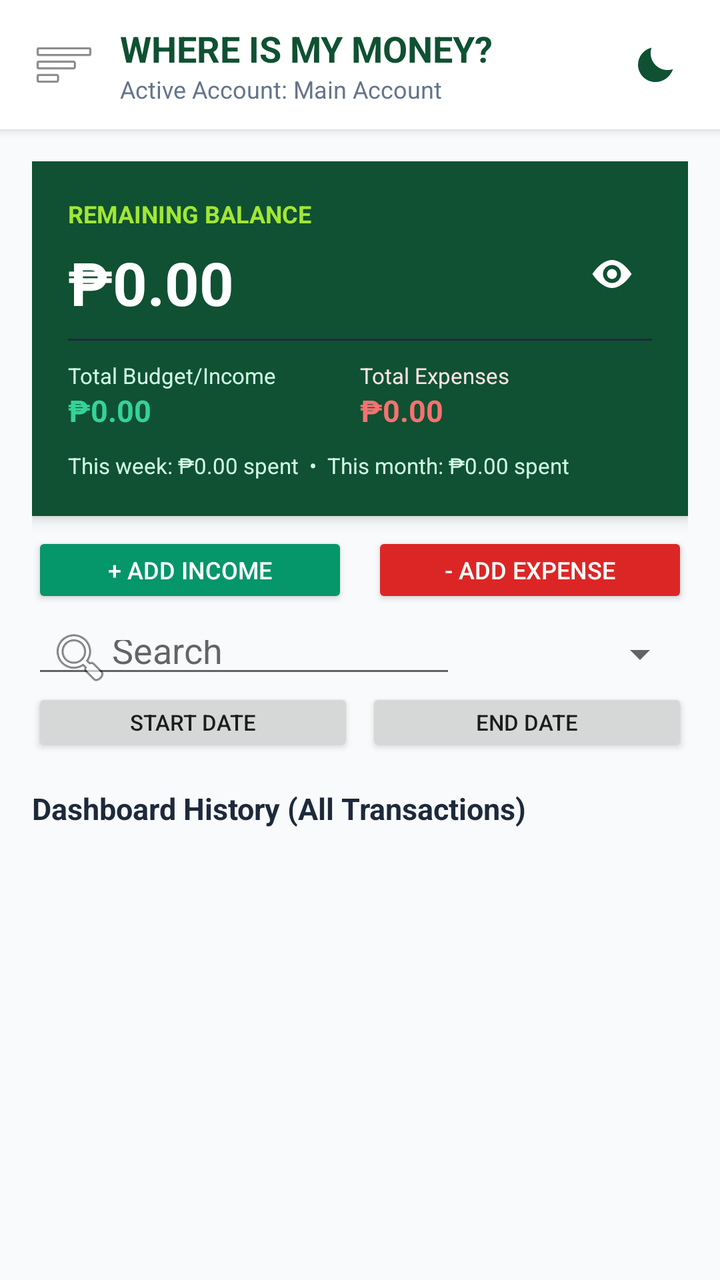
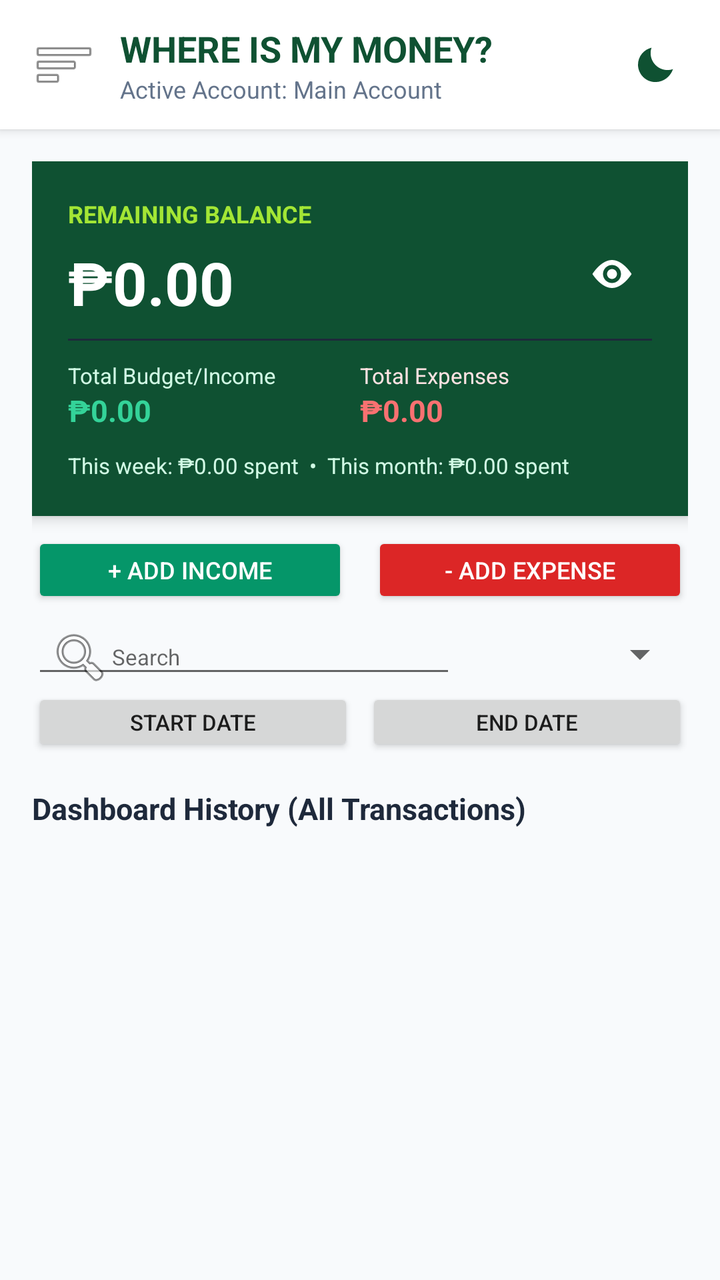

The first picture is an Android layout as it rendered before a commit; the second is the same layout after the commit. The layout source and the unified diff follow.
<!-- AndroidManifest.xml: application theme AppTheme -->
<!-- res/layout/activity_main.xml -->
<?xml version="1.0" encoding="utf-8"?>
<androidx.drawerlayout.widget.DrawerLayout xmlns:android="http://schemas.android.com/apk/res/android"
    xmlns:app="http://schemas.android.com/apk/res-auto"
    android:id="@+id/drawerLayout"
    android:layout_width="match_parent"
    android:layout_height="match_parent">

    
    <LinearLayout
        android:layout_width="match_parent"
        android:layout_height="match_parent"
        android:orientation="vertical"
        android:background="#F8FAFC">

        
        <LinearLayout
            android:layout_width="match_parent"
            android:layout_height="wrap_content"
            android:orientation="horizontal"
            android:gravity="center_vertical"
            android:padding="12dp"
            android:background="#FFFFFF"
            android:elevation="3dp">

            <ImageButton
                android:id="@+id/btnShowNav"
                android:layout_width="40dp"
                android:layout_height="40dp"
                android:src="@android:drawable/ic_menu_sort_by_size"
                android:background="?attr/selectableItemBackgroundBorderless"
                android:contentDescription="Show Nav" />

            <LinearLayout
                android:layout_width="0dp"
                android:layout_height="wrap_content"
                android:layout_weight="1"
                android:orientation="vertical"
                android:layout_marginStart="8dp">

                <TextView
                    android:layout_width="wrap_content"
                    android:layout_height="wrap_content"
                    android:text="WHERE IS MY MONEY?"
                    android:textColor="#0F5132"
                    android:textSize="18sp"
                    android:textStyle="bold" />

                <TextView
                    android:id="@+id/tvActiveUserName"
                    android:layout_width="wrap_content"
                    android:layout_height="wrap_content"
                    android:text="Active Account: Main Account"
                    android:textColor="#64748B"
                    android:textSize="12sp" />
            </LinearLayout>

            <ImageButton
                android:id="@+id/btnToggleDarkMode"
                android:layout_width="40dp"
                android:layout_height="40dp"
                android:src="@drawable/ic_moon"
                android:background="?attr/selectableItemBackgroundBorderless"
                android:tint="#0F5132"
                android:contentDescription="Switch to dark mode" />
        </LinearLayout>

        
        <FrameLayout
            android:layout_width="match_parent"
            android:layout_height="match_parent"
            android:padding="16dp">

            
            <LinearLayout
                android:id="@+id/viewDashboard"
                android:layout_width="match_parent"
                android:layout_height="match_parent"
                android:orientation="vertical">

                <LinearLayout
                    android:layout_width="match_parent"
                    android:layout_height="wrap_content"
                    android:orientation="vertical"
                    android:background="#0F5132"
                    android:padding="18dp"
                    android:elevation="4dp">

                    <TextView
                        android:layout_width="wrap_content"
                        android:layout_height="wrap_content"
                        android:text="REMAINING BALANCE"
                        android:textColor="#A3E635"
                        android:textStyle="bold"
                        android:textSize="12sp" />

                    <LinearLayout
                        android:layout_width="match_parent"
                        android:layout_height="wrap_content"
                        android:orientation="horizontal"
                        android:gravity="center_vertical">

                        <TextView
                            android:id="@+id/tvRemainingBalance"
                            android:layout_width="0dp"
                            android:layout_height="wrap_content"
                            android:layout_weight="1"
                            android:text="₱0.00"
                            android:textColor="#FFFFFF"
                            android:textSize="30sp"
                            android:textStyle="bold"
                            android:layout_marginTop="4dp" />

                        <ImageButton
                            android:id="@+id/btnToggleAmounts"
                            android:layout_width="40dp"
                            android:layout_height="40dp"
                            android:src="@drawable/ic_eye_open"
                            android:background="?attr/selectableItemBackgroundBorderless"
                            android:tint="#FFFFFF"
                            android:contentDescription="Hide amounts" />
                    </LinearLayout>

                    <View
                        android:layout_width="match_parent"
                        android:layout_height="1dp"
                        android:background="#1E293B"
                        android:layout_marginVertical="10dp" />

                    <LinearLayout
                        android:layout_width="match_parent"
                        android:layout_height="wrap_content"
                        android:orientation="horizontal">

                        <LinearLayout
                            android:layout_width="0dp"
                            android:layout_height="wrap_content"
                            android:layout_weight="1"
                            android:orientation="vertical">

                            <TextView
                                android:layout_width="wrap_content"
                                android:layout_height="wrap_content"
                                android:text="Total Budget/Income"
                                android:textColor="#D1FAE5"
                                android:textSize="11sp" />

                            <TextView
                                android:id="@+id/tvTotalIncome"
                                android:layout_width="wrap_content"
                                android:layout_height="wrap_content"
                                android:text="₱0.00"
                                android:textColor="#34D399"
                                android:textSize="15sp"
                                android:textStyle="bold" />
                        </LinearLayout>

                        <LinearLayout
                            android:layout_width="0dp"
                            android:layout_height="wrap_content"
                            android:layout_weight="1"
                            android:orientation="vertical">

                            <TextView
                                android:layout_width="wrap_content"
                                android:layout_height="wrap_content"
                                android:text="Total Expenses"
                                android:textColor="#FEE2E2"
                                android:textSize="11sp" />

                            <TextView
                                android:id="@+id/tvTotalExpenses"
                                android:layout_width="wrap_content"
                                android:layout_height="wrap_content"
                                android:text="₱0.00"
                                android:textColor="#F87171"
                                android:textSize="15sp"
                                android:textStyle="bold" />
                        </LinearLayout>
                    </LinearLayout>

                    <TextView
                        android:id="@+id/tvReportSummary"
                        android:layout_width="match_parent"
                        android:layout_height="wrap_content"
                        android:text="This week: ₱0.00 spent  •  This month: ₱0.00 spent"
                        android:textColor="#D1FAE5"
                        android:textSize="11sp"
                        android:paddingTop="10dp" />
                </LinearLayout>

                <LinearLayout
                    android:layout_width="match_parent"
                    android:layout_height="wrap_content"
                    android:orientation="horizontal"
                    android:layout_marginTop="8dp">

                    <Button
                        android:id="@+id/btnDashAddIncome"
                        android:layout_width="0dp"
                        android:layout_height="38dp"
                        android:layout_weight="1"
                        android:text="+ Add Income"
                        android:textSize="12sp"
                        android:backgroundTint="#059669"
                        android:textColor="#FFFFFF"
                        android:minHeight="0dp"
                        android:padding="0dp"
                        android:layout_marginEnd="6dp" />

                    <Button
                        android:id="@+id/btnDashAddExpense"
                        android:layout_width="0dp"
                        android:layout_height="38dp"
                        android:layout_weight="1"
                        android:text="- Add Expense"
                        android:textSize="12sp"
                        android:backgroundTint="#DC2626"
                        android:textColor="#FFFFFF"
                        android:minHeight="0dp"
                        android:padding="0dp"
                        android:layout_marginStart="6dp" />
                </LinearLayout>

                <LinearLayout
                    android:layout_width="match_parent"
                    android:layout_height="wrap_content"
                    android:orientation="horizontal"
                    android:gravity="center_vertical"
                    android:layout_marginTop="6dp">
                    <EditText
                        android:id="@+id/etTransactionSearch"
                        android:layout_width="0dp"
                        android:layout_height="34dp"
                        android:layout_weight="1"
                        android:hint="Search"
                        android:inputType="text"
                        android:singleLine="true"
                        android:drawableStart="@android:drawable/ic_menu_search"
                        android:paddingStart="8dp"
                        android:paddingEnd="8dp" />
                    <Spinner
                        android:id="@+id/spinnerSort"
                        android:layout_width="112dp"
                        android:layout_height="34dp"
                        android:layout_marginStart="4dp" />
                </LinearLayout>

                <LinearLayout
                    android:layout_width="match_parent"
                    android:layout_height="wrap_content"
                    android:orientation="horizontal">
                    <Button
                        android:id="@+id/btnStartDate"
                        android:layout_width="0dp"
                        android:layout_height="34dp"
                        android:layout_weight="1"
                        android:text="Start date"
                        android:textSize="11sp"
                        android:minHeight="0dp"
                        android:padding="0dp" />
                    <Button
                        android:id="@+id/btnEndDate"
                        android:layout_width="0dp"
                        android:layout_height="34dp"
                        android:layout_weight="1"
                        android:text="End date"
                        android:textSize="11sp"
                        android:minHeight="0dp"
                        android:padding="0dp"
                        android:layout_marginStart="6dp" />
                </LinearLayout>

                <TextView
                    android:layout_width="wrap_content"
                    android:layout_height="wrap_content"
                    android:text="Dashboard History (All Transactions)"
                    android:textSize="15sp"
                    android:textStyle="bold"
                    android:textColor="#1E293B"
                    android:layout_marginTop="16dp" />

                <ListView
                    android:id="@+id/listViewDashboardHistory"
                    android:layout_width="match_parent"
                    android:layout_height="match_parent"
                    android:layout_marginTop="8dp"
                    android:divider="@null"
                    android:dividerHeight="8dp" />
            </LinearLayout>

            
            <LinearLayout
                android:id="@+id/viewUser"
                android:layout_width="match_parent"
                android:layout_height="match_parent"
                android:orientation="vertical"
                android:visibility="gone">

                <TextView
                    android:layout_width="wrap_content"
                    android:layout_height="wrap_content"
                    android:text="User Management"
                    android:textSize="20sp"
                    android:textStyle="bold"
                    android:textColor="#0F5132"
                    android:layout_marginBottom="16dp" />

                <TextView
                    android:layout_width="wrap_content"
                    android:layout_height="wrap_content"
                    android:text="Switch Active User:"
                    android:textSize="14sp"
                    android:textStyle="bold"
                    android:textColor="#475569" />

                <Spinner
                    android:id="@+id/spinnerUsersTab"
                    android:layout_width="match_parent"
                    android:layout_height="48dp"
                    android:layout_marginTop="6dp"
                    android:layout_marginBottom="24dp"
                    android:background="@android:drawable/btn_dropdown" />

                <View
                    android:layout_width="match_parent"
                    android:layout_height="1dp"
                    android:background="#E2E8F0"
                    android:layout_marginBottom="24dp" />

                <TextView
                    android:layout_width="wrap_content"
                    android:layout_height="wrap_content"
                    android:text="Add New User Account:"
                    android:textSize="14sp"
                    android:textStyle="bold"
                    android:textColor="#475569" />

                <EditText
                    android:id="@+id/etNewUserName"
                    android:layout_width="match_parent"
                    android:layout_height="wrap_content"
                    android:hint="Enter User Name (e.g. Business, Juan)"
                    android:layout_marginTop="6dp"
                    android:inputType="textCapWords" />

                <Button
                    android:id="@+id/btnCreateUser"
                    android:layout_width="match_parent"
                    android:layout_height="wrap_content"
                    android:text="Create User"
                    android:backgroundTint="#0F5132"
                    android:textColor="#FFFFFF"
                    android:layout_marginTop="12dp" />

                
                <Button
                    android:id="@+id/btnRenameUser"
                    android:layout_width="match_parent"
                    android:layout_height="wrap_content"
                    android:text="Rename Active User"
                    android:backgroundTint="#334155"
                    android:textColor="#FFFFFF"
                    android:layout_marginTop="8dp" />

                
                <Button
                    android:id="@+id/btnBackToHome"
                    android:layout_width="match_parent"
                    android:layout_height="wrap_content"
                    android:text="Back to Dashboard"
                    android:backgroundTint="#64748B"
                    android:textColor="#FFFFFF"
                    android:layout_marginTop="8dp" />
            </LinearLayout>

            
            <LinearLayout
                android:id="@+id/viewChart"
                android:layout_width="match_parent"
                android:layout_height="match_parent"
                android:orientation="vertical"
                android:visibility="gone">

                <TextView
                    android:layout_width="wrap_content"
                    android:layout_height="wrap_content"
                    android:text="Expense Chart"
                    android:textSize="20sp"
                    android:textStyle="bold"
                    android:textColor="#0F5132"
                    android:layout_marginBottom="12dp" />

                <com.budgety.myapp.BarChartView
                    android:id="@+id/categoryBarChart"
                    android:layout_width="match_parent"
                    android:layout_height="260dp"
                    android:background="#FFFFFF"
                    android:contentDescription="Expense spending by category" />
            </LinearLayout>

            
            <LinearLayout
                android:id="@+id/viewDebt"
                android:layout_width="match_parent"
                android:layout_height="match_parent"
                android:orientation="vertical"
                android:visibility="gone">

                <TextView
                    android:layout_width="wrap_content"
                    android:layout_height="wrap_content"
                    android:text="Debt Tracker"
                    android:textSize="20sp"
                    android:textStyle="bold"
                    android:textColor="#0F5132"
                    android:layout_marginBottom="12dp" />

                <Button
                    android:id="@+id/btnOpenDebtTracker"
                    android:layout_width="match_parent"
                    android:layout_height="wrap_content"
                    android:text="Add or manage debts"
                    android:backgroundTint="#334155"
                    android:textColor="#FFFFFF" />
            </LinearLayout>

            
            <LinearLayout
                android:id="@+id/viewHistory"
                android:layout_width="match_parent"
                android:layout_height="match_parent"
                android:orientation="vertical"
                android:visibility="gone">

                <TextView
                    android:layout_width="wrap_content"
                    android:layout_height="wrap_content"
                    android:text="Full History Logs"
                    android:textSize="20sp"
                    android:textStyle="bold"
                    android:textColor="#0F5132"
                    android:layout_marginBottom="12dp" />

                <com.google.android.material.button.MaterialButtonToggleGroup
                    android:id="@+id/toggleHistoryFilter"
                    android:layout_width="match_parent"
                    android:layout_height="wrap_content"
                    app:singleSelection="true"
                    app:checkedButton="@id/btnFilterAll">

                    <Button
                        android:id="@+id/btnFilterAll"
                        style="?attr/materialButtonOutlinedStyle"
                        android:layout_width="0dp"
                        android:layout_height="wrap_content"
                        android:layout_weight="1"
                        android:text="All Logs" />

                    <Button
                        android:id="@+id/btnFilterIncome"
                        style="?attr/materialButtonOutlinedStyle"
                        android:layout_width="0dp"
                        android:layout_height="wrap_content"
                        android:layout_weight="1"
                        android:text="Incomes" />

                    <Button
                        android:id="@+id/btnFilterExpense"
                        style="?attr/materialButtonOutlinedStyle"
                        android:layout_width="0dp"
                        android:layout_height="wrap_content"
                        android:layout_weight="1"
                        android:text="Expenses" />
                </com.google.android.material.button.MaterialButtonToggleGroup>

                <ListView
                    android:id="@+id/listViewFullHistory"
                    android:layout_width="match_parent"
                    android:layout_height="match_parent"
                    android:layout_marginTop="12dp"
                    android:divider="@null"
                    android:dividerHeight="8dp" />
            </LinearLayout>

        </FrameLayout>
    </LinearLayout>

    
    <LinearLayout
        android:layout_width="280dp"
        android:layout_height="match_parent"
        android:layout_gravity="start"
        android:orientation="vertical"
        android:background="#FFFFFF"
        android:clickable="true"
        android:focusable="true">

        
        <LinearLayout
            android:layout_width="match_parent"
            android:layout_height="wrap_content"
            android:orientation="horizontal"
            android:gravity="center_vertical"
            android:padding="16dp"
            android:background="#0F5132">

            <TextView
                android:layout_width="0dp"
                android:layout_height="wrap_content"
                android:layout_weight="1"
                android:text="Navigation Menu"
                android:textColor="#FFFFFF"
                android:textSize="18sp"
                android:textStyle="bold" />

            <ImageButton
                android:id="@+id/btnHideNav"
                android:layout_width="36dp"
                android:layout_height="36dp"
                android:src="@android:drawable/ic_menu_close_clear_cancel"
                android:background="?attr/selectableItemBackgroundBorderless"
                android:contentDescription="Hide Nav" />
        </LinearLayout>

        
        <TextView
            android:id="@+id/btnNavDashboard"
            android:layout_width="match_parent"
            android:layout_height="wrap_content"
            android:text="📊  Dashboard"
            android:textSize="16sp"
            android:textColor="#1E293B"
            android:padding="18dp"
            android:background="?attr/selectableItemBackground" />

        <TextView
            android:id="@+id/btnNavChart"
            android:layout_width="match_parent"
            android:layout_height="wrap_content"
            android:text="📊  Expense Chart"
            android:textSize="16sp"
            android:textColor="#1E293B"
            android:padding="18dp"
            android:background="?attr/selectableItemBackground" />

        <TextView
            android:id="@+id/btnNavDebt"
            android:layout_width="match_parent"
            android:layout_height="wrap_content"
            android:text="💳  Debt Tracker"
            android:textSize="16sp"
            android:textColor="#1E293B"
            android:padding="18dp"
            android:background="?attr/selectableItemBackground" />

        <TextView
            android:id="@+id/btnNavUser"
            android:layout_width="match_parent"
            android:layout_height="wrap_content"
            android:text="👤  User Management"
            android:textSize="16sp"
            android:textColor="#1E293B"
            android:padding="18dp"
            android:background="?attr/selectableItemBackground" />

        <TextView
            android:id="@+id/btnNavHistory"
            android:layout_width="match_parent"
            android:layout_height="wrap_content"
            android:text="📜  History Logs"
            android:textSize="16sp"
            android:textColor="#1E293B"
            android:padding="18dp"
            android:background="?attr/selectableItemBackground" />

    </LinearLayout>

</androidx.drawerlayout.widget.DrawerLayout>
<!-- resources referenced by this layout -->
<resources>
  <!-- drawable ic_eye_open (drawable) -->
  <vector xmlns:android="http://schemas.android.com/apk/res/android"
      android:width="24dp"
      android:height="24dp"
      android:viewportWidth="24"
      android:viewportHeight="24">
      <path
          android:fillColor="#FFFFFFFF"
          android:pathData="M12,5C6.5,5 2.2,12 2.2,12S6.5,19 12,19S21.8,12 21.8,12S17.5,5 12,5M12,16.5A4.5,4.5 0,1 1,12 7.5A4.5,4.5 0,1 1,12 16.5M12,9.5A2.5,2.5 0,1 0,12 14.5A2.5,2.5 0,1 0,12 9.5" />
  </vector>
  <!-- drawable ic_moon (drawable) -->
  <vector xmlns:android="http://schemas.android.com/apk/res/android"
      android:width="24dp"
      android:height="24dp"
      android:viewportWidth="24"
      android:viewportHeight="24">
      <path
          android:fillColor="#FFFFFFFF"
          android:pathData="M20.5,14.2C19.7,14.5 18.8,14.7 17.8,14.7C13.1,14.7 9.3,10.9 9.3,6.2C9.3,5.2 9.5,4.3 9.8,3.5C5.9,4.4 3,7.9 3,12C3,16.8 6.9,20.7 11.7,20.7C15.8,20.7 19.3,17.9 20.5,14.2Z" />
  </vector>
  <style name="AppTheme" parent="Theme.AppCompat.DayNight.NoActionBar">
          
          <item name="colorPrimary">@color/colorPrimary</item>
          <item name="colorPrimaryDark">@color/colorPrimaryDark</item>
          <item name="colorAccent">@color/colorAccent</item>
          <item name="android:fontFamily">sans</item>
      </style>
  <color name="colorPrimary">#008577</color>
  <color name="colorPrimaryDark">#00574B</color>
  <color name="colorAccent">#D81B60</color>
</resources>

<!-- the commit's change to res/layout/activity_main.xml (unified diff, before → after) -->
@@ -235,6 +235,7 @@
                         android:hint="Search"
                         android:inputType="text"
                         android:singleLine="true"
+                        android:textSize="11sp"
                         android:drawableStart="@android:drawable/ic_menu_search"
                         android:paddingStart="8dp"
                         android:paddingEnd="8dp" />
